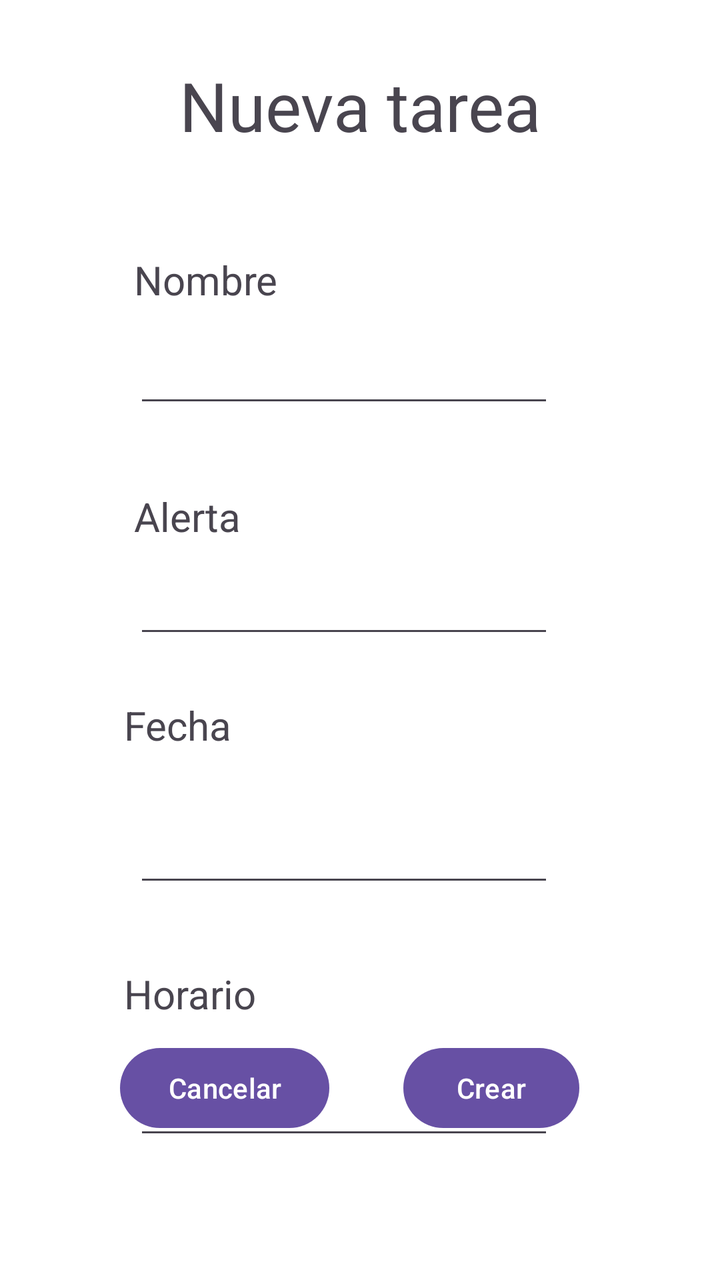
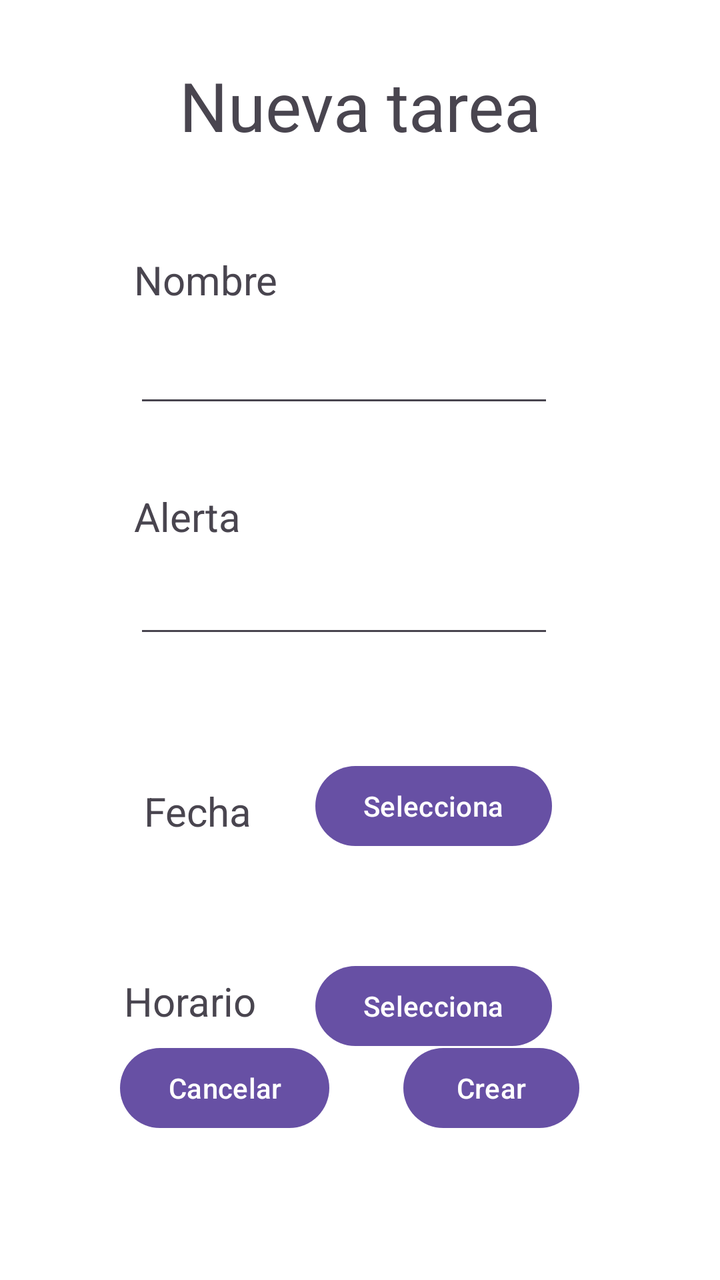

The first picture is an Android layout as it rendered before a commit; the second is the same layout after the commit. The layout source and the unified diff follow.
<!-- AndroidManifest.xml: application theme Theme.KeepTrack -->
<!-- res/layout/fragment_crear_tarea.xml -->
<?xml version="1.0" encoding="utf-8"?>
<FrameLayout xmlns:android="http://schemas.android.com/apk/res/android"
    xmlns:app="http://schemas.android.com/apk/res-auto"
    xmlns:tools="http://schemas.android.com/tools"
    android:layout_width="match_parent"
    android:layout_height="match_parent"
    android:background="@color/white"
    tools:context=".crear_tarea">

    

    <androidx.constraintlayout.widget.ConstraintLayout
        android:layout_width="match_parent"
        android:layout_height="match_parent">

        <TextView
            android:id="@+id/textView2"
            android:layout_width="wrap_content"
            android:layout_height="wrap_content"
            android:layout_marginTop="30dp"
            android:text="@string/nueva_tarea"
            android:textSize="34sp"
            app:layout_constraintEnd_toEndOf="parent"
            app:layout_constraintStart_toStartOf="parent"
            app:layout_constraintTop_toTopOf="parent" />

        <TextView
            android:id="@+id/textView6"
            android:layout_width="wrap_content"
            android:layout_height="wrap_content"
            android:layout_marginStart="67dp"
            android:layout_marginTop="51dp"
            android:text="@string/nombre"
            android:textSize="20sp"
            app:layout_constraintStart_toStartOf="parent"
            app:layout_constraintTop_toBottomOf="@+id/textView2" />

        <EditText
            android:id="@+id/editTextText"
            android:layout_width="wrap_content"
            android:layout_height="wrap_content"
            android:layout_marginTop="14dp"
            android:ems="10"
            android:inputType="text"
            app:layout_constraintStart_toStartOf="@+id/textView6"
            app:layout_constraintTop_toBottomOf="@+id/textView6" />

        <TextView
            android:id="@+id/textView7"
            android:layout_width="wrap_content"
            android:layout_height="wrap_content"
            android:layout_marginTop="36dp"
            android:text="@string/alerta"
            android:textSize="20sp"
            app:layout_constraintStart_toStartOf="@+id/editTextText"
            app:layout_constraintTop_toBottomOf="@+id/editTextText" />

        <EditText
            android:id="@+id/editTextText3"
            android:layout_width="wrap_content"
            android:layout_height="wrap_content"
            android:layout_marginTop="11dp"
            android:ems="10"
            android:inputType="text"
            app:layout_constraintStart_toStartOf="@+id/textView7"
            app:layout_constraintTop_toBottomOf="@+id/textView7" />

        <TextView
            android:id="@+id/textView8"
            android:layout_width="wrap_content"
            android:layout_height="wrap_content"
            android:layout_marginStart="62dp"
            android:layout_marginTop="25dp"
            android:text="@string/fecha"
            android:textSize="20sp"
            app:layout_constraintStart_toStartOf="parent"
            app:layout_constraintTop_toBottomOf="@+id/editTextText3" />

        <EditText
            android:id="@+id/editTextDate"
            android:layout_width="wrap_content"
            android:layout_height="wrap_content"
            android:layout_marginStart="5dp"
            android:layout_marginTop="31dp"
            android:ems="10"
            android:inputType="date"
            app:layout_constraintStart_toStartOf="@+id/textView8"
            app:layout_constraintTop_toBottomOf="@+id/textView8" />

        <EditText
            android:id="@+id/editTextTime"
            android:layout_width="wrap_content"
            android:layout_height="wrap_content"
            android:layout_marginStart="5dp"
            android:layout_marginTop="23dp"
            android:ems="10"
            android:inputType="time"
            app:layout_constraintStart_toStartOf="@+id/textView9"
            app:layout_constraintTop_toBottomOf="@+id/textView9" />

        <TextView
            android:id="@+id/textView9"
            android:layout_width="wrap_content"
            android:layout_height="wrap_content"
            android:layout_marginStart="62dp"
            android:layout_marginTop="35dp"
            android:text="@string/horario"
            android:textSize="20sp"
            app:layout_constraintStart_toStartOf="parent"
            app:layout_constraintTop_toBottomOf="@+id/editTextDate" />

        <Button
            android:id="@+id/button4"
            android:layout_width="wrap_content"
            android:layout_height="wrap_content"
            android:layout_marginStart="60dp"
            android:layout_marginBottom="72dp"
            android:text="@string/btn_cancelar"
            app:layout_constraintBottom_toBottomOf="parent"
            app:layout_constraintStart_toStartOf="parent" />

        <Button
            android:id="@+id/button5"
            android:layout_width="wrap_content"
            android:layout_height="wrap_content"
            android:layout_marginStart="37dp"
            android:text="@string/btn_crear"
            app:layout_constraintBaseline_toBaselineOf="@+id/button4"
            app:layout_constraintStart_toEndOf="@+id/button4" />
    </androidx.constraintlayout.widget.ConstraintLayout>

</FrameLayout>
<!-- resources referenced by this layout -->
<resources>
  <color name="white">#FFFFFFFF</color>
  <string name="alerta">Alerta</string>
  <string name="btn_cancelar">Cancelar</string>
  <string name="btn_crear">Crear</string>
  <string name="fecha">Fecha</string>
  <string name="horario">Horario</string>
  <string name="nombre">Nombre</string>
  <string name="nueva_tarea">Nueva tarea</string>
  <style name="Theme.KeepTrack" parent="Base.Theme.KeepTrack" />
  <style name="Base.Theme.KeepTrack" parent="Theme.Material3.DayNight.NoActionBar">
          
          
      </style>
</resources>

<!-- the commit's change to res/layout/fragment_crear_tarea.xml (unified diff, before → after) -->
@@ -36,7 +36,7 @@
             app:layout_constraintTop_toBottomOf="@+id/textView2" />
 
         <EditText
-            android:id="@+id/editTextText"
+            android:id="@+id/nombre"
             android:layout_width="wrap_content"
             android:layout_height="wrap_content"
             android:layout_marginTop="14dp"
@@ -52,11 +52,11 @@
             android:layout_marginTop="36dp"
             android:text="@string/alerta"
             android:textSize="20sp"
-            app:layout_constraintStart_toStartOf="@+id/editTextText"
-            app:layout_constraintTop_toBottomOf="@+id/editTextText" />
+            app:layout_constraintStart_toStartOf="@+id/nombre"
+            app:layout_constraintTop_toBottomOf="@+id/nombre" />
 
         <EditText
-            android:id="@+id/editTextText3"
+            android:id="@+id/alerta"
             android:layout_width="wrap_content"
             android:layout_height="wrap_content"
             android:layout_marginTop="11dp"
@@ -69,48 +69,25 @@
             android:id="@+id/textView8"
             android:layout_width="wrap_content"
             android:layout_height="wrap_content"
-            android:layout_marginStart="62dp"
-            android:layout_marginTop="25dp"
+            android:layout_marginStart="72dp"
+            android:layout_marginBottom="8dp"
             android:text="@string/fecha"
             android:textSize="20sp"
-            app:layout_constraintStart_toStartOf="parent"
-            app:layout_constraintTop_toBottomOf="@+id/editTextText3" />
-
-        <EditText
-            android:id="@+id/editTextDate"
-            android:layout_width="wrap_content"
-            android:layout_height="wrap_content"
-            android:layout_marginStart="5dp"
-            android:layout_marginTop="31dp"
-            android:ems="10"
-            android:inputType="date"
-            app:layout_constraintStart_toStartOf="@+id/textView8"
-            app:layout_constraintTop_toBottomOf="@+id/textView8" />
-
-        <EditText
-            android:id="@+id/editTextTime"
-            android:layout_width="wrap_content"
-            android:layout_height="wrap_content"
-            android:layout_marginStart="5dp"
-            android:layout_marginTop="23dp"
-            android:ems="10"
-            android:inputType="time"
-            app:layout_constraintStart_toStartOf="@+id/textView9"
-            app:layout_constraintTop_toBottomOf="@+id/textView9" />
+            app:layout_constraintBottom_toBottomOf="@+id/select_fecha"
+            app:layout_constraintStart_toStartOf="parent" />
 
         <TextView
             android:id="@+id/textView9"
             android:layout_width="wrap_content"
             android:layout_height="wrap_content"
             android:layout_marginStart="62dp"
-            android:layout_marginTop="35dp"
             android:text="@string/horario"
             android:textSize="20sp"
-            app:layout_constraintStart_toStartOf="parent"
-            app:layout_constraintTop_toBottomOf="@+id/editTextDate" />
+            app:layout_constraintBaseline_toBaselineOf="@+id/select_horario"
+            app:layout_constraintStart_toStartOf="parent" />
 
         <Button
-            android:id="@+id/button4"
+            android:id="@+id/btn_cancelar"
             android:layout_width="wrap_content"
             android:layout_height="wrap_content"
             android:layout_marginStart="60dp"
@@ -120,13 +97,32 @@
             app:layout_constraintStart_toStartOf="parent" />
 
         <Button
-            android:id="@+id/button5"
+            android:id="@+id/btn_crear"
             android:layout_width="wrap_content"
             android:layout_height="wrap_content"
             android:layout_marginStart="37dp"
             android:text="@string/btn_crear"
-            app:layout_constraintBaseline_toBaselineOf="@+id/button4"
-            app:layout_constraintStart_toEndOf="@+id/button4" />
+            app:layout_constraintBaseline_toBaselineOf="@+id/btn_cancelar"
+            app:layout_constraintStart_toEndOf="@+id/btn_cancelar" />
+
+        <Button
+            android:id="@+id/select_fecha"
+            android:layout_width="wrap_content"
+            android:layout_height="wrap_content"
+            android:layout_marginTop="55dp"
+            android:layout_marginEnd="1dp"
+            android:text="@string/btn_selecciona"
+            app:layout_constraintEnd_toEndOf="@+id/alerta"
+            app:layout_constraintTop_toBottomOf="@+id/alerta" />
+
+        <Button
+            android:id="@+id/select_horario"
+            android:layout_width="wrap_content"
+            android:layout_height="wrap_content"
+            android:layout_marginTop="52dp"
+            android:text="@string/btn_selecciona"
+            app:layout_constraintStart_toStartOf="@+id/select_fecha"
+            app:layout_constraintTop_toBottomOf="@+id/select_fecha" />
     </androidx.constraintlayout.widget.ConstraintLayout>
 
 </FrameLayout>
<!-- resource entries referenced after the edit -->
@@ -4,6 +4,7 @@
   <string name="alerta">Alerta</string>
   <string name="btn_cancelar">Cancelar</string>
   <string name="btn_crear">Crear</string>
+  <string name="btn_selecciona">Selecciona</string>
   <string name="fecha">Fecha</string>
   <string name="horario">Horario</string>
   <string name="nombre">Nombre</string>
